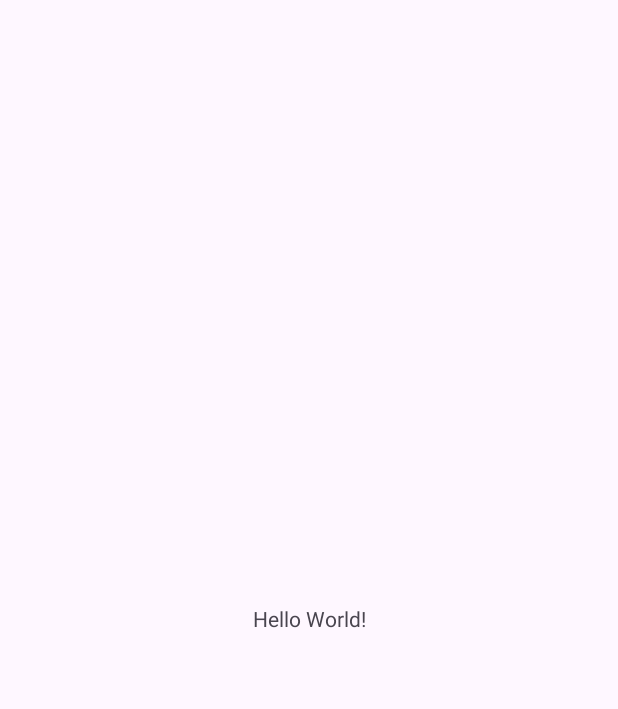
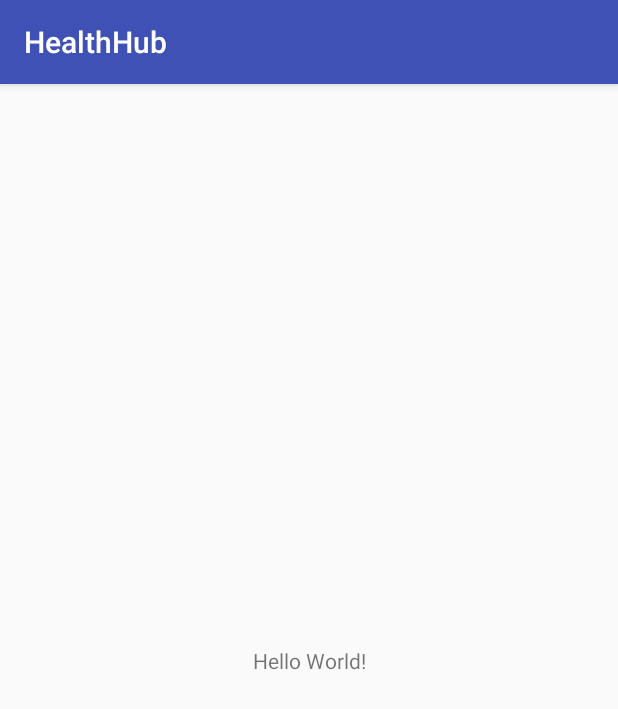
Before and after one commit to meetishah13/HealthHub, an Android app: the screen it shows after launch (MainActivity), on a phone screen of 412 x 824 dp. Before the commit the part shown is almost empty. Shown: the top 709 px of the screen. Run offline under Robolectric (Android 15) with nearby library versions, the phone set to English and light mode, and no system bars.

Commit message:
2- Added some files of Splash Screen

```diff
--- a/app/build.gradle.kts
+++ b/app/build.gradle.kts
@@ -5,7 +5,7 @@ plugins {
 
 android {
     namespace = "com.example.healthhub"
-    compileSdk = 33
+    compileSdk = 34
 
     defaultConfig {
         applicationId = "com.example.healthhub"
--- a/app/src/main/AndroidManifest.xml
+++ b/app/src/main/AndroidManifest.xml
@@ -12,11 +12,10 @@
         android:supportsRtl="true"
         android:theme="@style/Theme.HealthHub"
         tools:targetApi="31">
-        <activity
-            android:name=".SplashScreenActivity"
-            android:exported="false" />
+
         <activity
             android:name=".MainActivity"
+            android:theme="@style/Theme.HealthHub.SplashScreen"
             android:exported="true">
             <intent-filter>
                 <action android:name="android.intent.action.MAIN" />
--- a/app/src/main/java/com/example/healthhub/MainActivity.kt
+++ b/app/src/main/java/com/example/healthhub/MainActivity.kt
@@ -2,10 +2,13 @@ package com.example.healthhub
 
 import androidx.appcompat.app.AppCompatActivity
 import android.os.Bundle
+import androidx.core.splashscreen.SplashScreen.Companion.installSplashScreen
 
 class MainActivity : AppCompatActivity() {
     override fun onCreate(savedInstanceState: Bundle?) {
         super.onCreate(savedInstanceState)
+        Thread.sleep(3000)
+        installSplashScreen()
         setContentView(R.layout.activity_main)
 
     }
--- a/app/src/main/res/values/colors.xml
+++ b/app/src/main/res/values/colors.xml
@@ -3,4 +3,13 @@
     <color name="black">#FF000000</color>
     <color name="white">#FFFFFFFF</color>
     <color name="pink">#ce3777</color>
+    <!--   Color for the app bar and other primary UI elements. -->
+    <color name="colorPrimary">#3F51B5</color>
+
+    <!--   A darker variant of the primary color, used for
+           the status bar (on Android 5.0+) and contextual app bars. -->
+    <color name="colorPrimaryDark">#303F9F</color>
+
+    <!--   a secondary color for controls like checkboxes and text fields. -->
+    <color name="colorAccent">#FF4081</color>
 </resources>
--- a/app/src/main/res/values/themes.xml
+++ b/app/src/main/res/values/themes.xml
@@ -1,10 +1,22 @@
 <resources xmlns:tools="http://schemas.android.com/tools">
     <!-- Base application theme. -->
-    <style name="Base.Theme.HealthHub" parent="Theme.Material3.DayNight.NoActionBar">
-        <!-- Customize your light theme here. -->
-        <!-- <item name="colorPrimary">@color/my_light_primary</item> -->
+<!--    <style name="Base.Theme.HealthHub" parent="Theme.Material3.DayNight.NoActionBar">-->
+<!--        &lt;!&ndash; Customize your light theme here. &ndash;&gt;-->
+<!--        &lt;!&ndash; <item name="colorPrimary">@color/my_light_primary</item> &ndash;&gt;-->
+<!--    </style>-->
+    <style name="Base.Theme.HealthHub" parent="Theme.AppCompat.Light.DarkActionBar">
+        <!-- Customize your theme here. -->
+        <item name="colorPrimary">@color/colorPrimary</item>
+        <item name="colorPrimaryDark">@color/colorPrimaryDark</item>
+        <item name="colorAccent">@color/colorAccent</item>
     </style>
 
+    <style name="Theme.HealthHub" parent="Base.Theme.HealthHub" />
+    <style name="Theme.HealthHub.SplashScreen" parent="Theme.HealthHub" >
+        <item name="windowSplashScreenBackground">@color/pink</item>
+        <item name="windowSplashScreenAnimatedIcon">@drawable/logo</item>
+        <item name="postSplashScreenTheme">@style/Base.Theme.HealthHub</item>
 
-    <style name="Theme.HealthHub" parent="Base.Theme.HealthHub" />
+    </style>
+
 </resources>
```
Also changed, not shown: app/src/main/java/com/example/healthhub/SplashScreenActivity.kt (deleted, +0 -11 lines), app/src/main/res/layout/activity_splash_screen.xml (deleted, +0 -9 lines).
